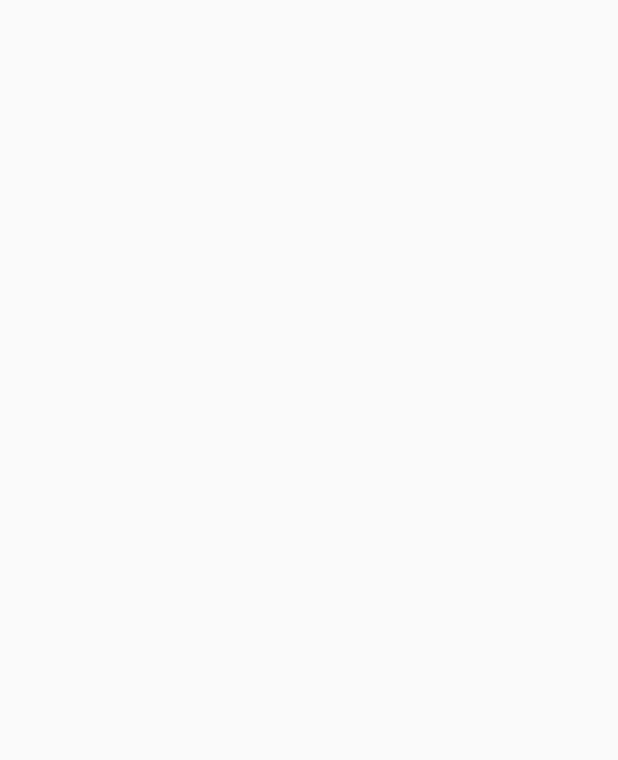
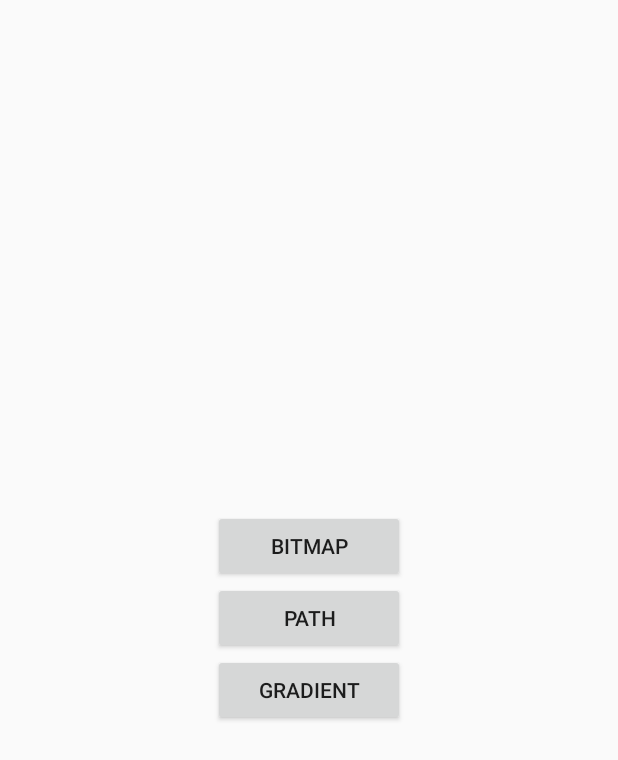
Before and after one commit to rey5137/tutorials, an Android app: the screen it shows after launch (MainActivity), on a phone screen of 412 x 824 dp. Before the commit the part shown is empty. Shown: the top 760 px of the screen. Run offline under Robolectric (Android 15) with nearby library versions, the phone set to English and light mode, and no system bars.

Commit message:
first commit.

```diff
--- a/app/src/main/java/com/rey/tutorial/MainActivity.java
+++ b/app/src/main/java/com/rey/tutorial/MainActivity.java
@@ -2,16 +2,91 @@ package com.rey.tutorial;
 
 import android.os.Bundle;
 import android.support.v4.app.FragmentActivity;
+import android.view.View;
+import android.view.ViewTreeObserver;
+import android.widget.LinearLayout;
 
 /**
  * Created by Rey on 5/24/2015.
  */
 public class MainActivity extends FragmentActivity{
 
+    private HoleView mHoleView;
+    private int mBackgroundColor;
+    private int mHoleRadius;
+
     @Override
     protected void onCreate(Bundle savedInstanceState) {
         super.onCreate(savedInstanceState);
 
         setContentView(R.layout.activity_main);
+
+        mHoleView = (HoleView)findViewById(R.id.hv);
+        mHoleView.setOnClickListener(new View.OnClickListener() {
+            @Override
+            public void onClick(View v) {
+                mHoleView.setDrawer(null);
+                mHoleView.setVisibility(View.GONE);
+            }
+        });
+
+        View.OnClickListener listener = new View.OnClickListener() {
+            @Override
+            public void onClick(View v) {
+                switch (v.getId()){
+                    case R.id.bt_bitmap:
+                        onBitmapClick();
+                        break;
+                    case R.id.bt_path:
+                        onPathClick();
+                        break;
+                    case R.id.bt_gradient:
+                        onGradientClick();
+                        break;
+                }
+            }
+        };
+
+        findViewById(R.id.bt_bitmap).setOnClickListener(listener);
+        findViewById(R.id.bt_path).setOnClickListener(listener);
+        findViewById(R.id.bt_gradient).setOnClickListener(listener);
+
+        mBackgroundColor = 0x80000000;
+
+        final LinearLayout ll_container = (LinearLayout)findViewById(R.id.ll_container);
+
+        ll_container.getViewTreeObserver().addOnPreDrawListener(new ViewTreeObserver.OnPreDrawListener() {
+            @Override
+            public boolean onPreDraw() {
+                ll_container.getViewTreeObserver().removeOnPreDrawListener(this);
+
+                int width = 0;
+                int height = 0;
+                for (int i = 0, count = ll_container.getChildCount(); i < count; i++) {
+                    View child = ll_container.getChildAt(i);
+                    width = Math.max(width, child.getWidth());
+                    height += child.getHeight();
+                }
+
+                mHoleRadius = (int)(Math.sqrt(width * width + height * height) / 2 + 16);
+
+                return true;
+            }
+        });
+    }
+
+    void onBitmapClick(){
+        mHoleView.setDrawer(new BitmapHoleDrawer(mBackgroundColor, mHoleRadius));
+        mHoleView.setVisibility(View.VISIBLE);
+    }
+
+    void onPathClick(){
+        mHoleView.setDrawer(new PathHoleDrawer(mBackgroundColor, mHoleRadius));
+        mHoleView.setVisibility(View.VISIBLE);
+    }
+
+    void onGradientClick(){
+        mHoleView.setDrawer(new GradientHoleDrawer(mBackgroundColor, mHoleRadius));
+        mHoleView.setVisibility(View.VISIBLE);
     }
 }
--- a/app/src/main/res/layout/activity_main.xml
+++ b/app/src/main/res/layout/activity_main.xml
@@ -1,6 +1,42 @@
 <?xml version="1.0" encoding="utf-8"?>
-<LinearLayout xmlns:android="http://schemas.android.com/apk/res/android"
-    android:orientation="vertical" android:layout_width="match_parent"
+
+<FrameLayout
+    xmlns:android="http://schemas.android.com/apk/res/android"
+    android:layout_width="match_parent"
     android:layout_height="match_parent">
 
-</LinearLayout>
+    <LinearLayout
+        android:id="@+id/ll_container"
+        android:orientation="vertical"
+        android:layout_width="match_parent"
+        android:layout_height="match_parent"
+        android:gravity="center">
+
+        <Button
+            android:id="@+id/bt_bitmap"
+            android:layout_width="128dp"
+            android:layout_height="wrap_content"
+            android:text="BITMAP"/>
+
+        <Button
+            android:id="@+id/bt_path"
+            android:layout_width="128dp"
+            android:layout_height="wrap_content"
+            android:text="PATH"/>
+
+        <Button
+            android:id="@+id/bt_gradient"
+            android:layout_width="128dp"
+            android:layout_height="wrap_content"
+            android:text="GRADIENT"/>
+
+
+    </LinearLayout>
+
+    <com.rey.tutorial.HoleView
+        android:id="@+id/hv"
+        android:layout_width="match_parent"
+        android:layout_height="match_parent"
+        android:visibility="gone"/>
+
+</FrameLayout>
```
Also changed, not shown: app/src/main/java/com/rey/tutorial/BitmapHoleDrawer.java (added, +54 -0 lines), app/src/main/java/com/rey/tutorial/GradientHoleDrawer.java (added, +48 -0 lines), app/src/main/java/com/rey/tutorial/HoleDrawer.java (added, +18 -0 lines), app/src/main/java/com/rey/tutorial/HoleView.java (added, +55 -0 lines), app/src/main/java/com/rey/tutorial/PathHoleDrawer.java (added, +48 -0 lines), 2 other files.
